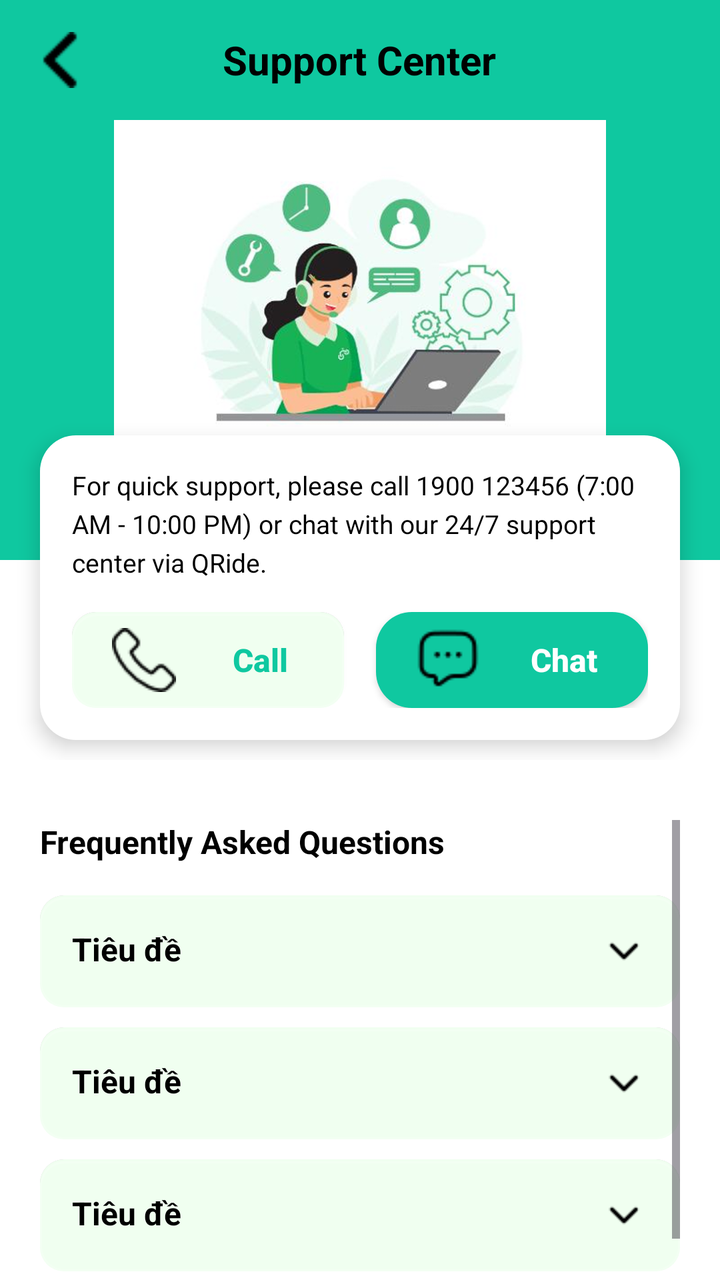
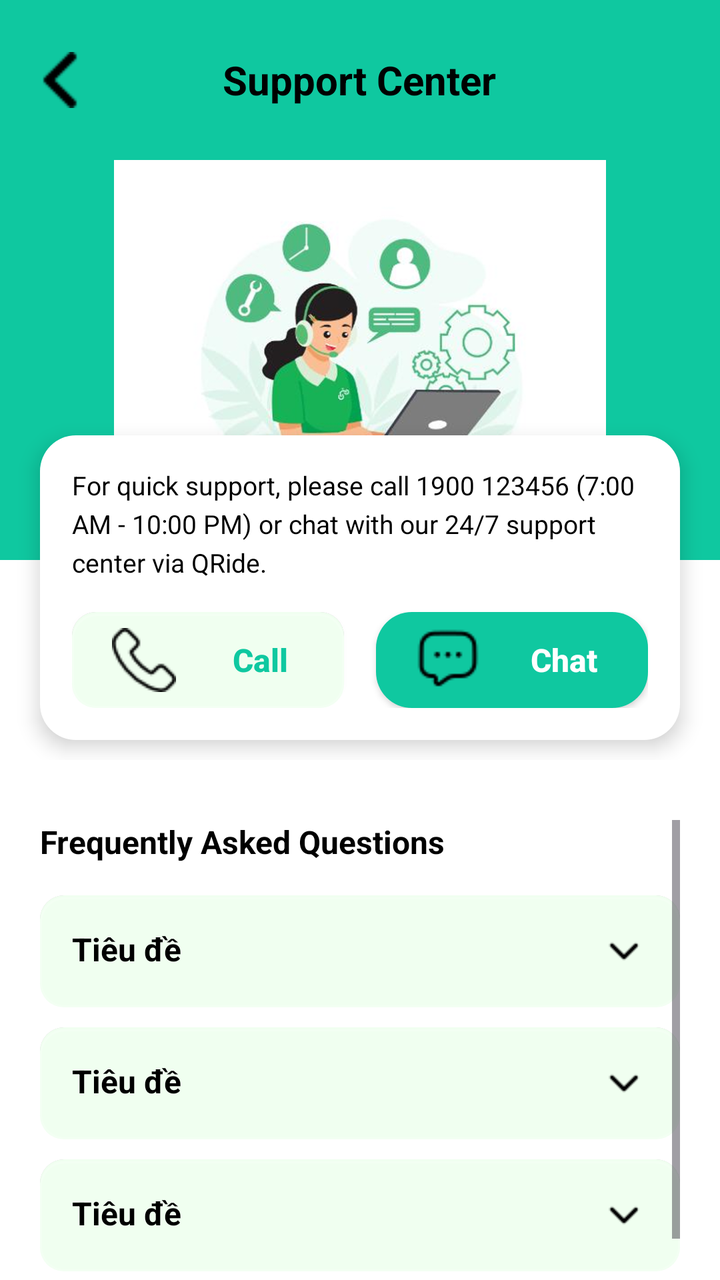

Two renders of the same Android screen: before a commit and after it. Below are the layout's source before the change and the commit's diff.
<!-- AndroidManifest.xml: application theme Theme.Qride -->
<!-- res/layout/activity_support_center.xml -->
<?xml version="1.0" encoding="utf-8"?>
<LinearLayout xmlns:android="http://schemas.android.com/apk/res/android"
    xmlns:app="http://schemas.android.com/apk/res-auto"
    android:layout_width="match_parent"
    android:layout_height="match_parent"
    android:background="@color/white"
    android:orientation="vertical">

    <FrameLayout
        android:layout_width="match_parent"
        android:layout_height="380dp">

        <View
            android:layout_width="match_parent"
            android:layout_height="280dp"
            android:background="@color/xanhNgoc" />

        <LinearLayout
            android:layout_width="match_parent"
            android:layout_height="wrap_content"
            android:orientation="vertical">

            <RelativeLayout
                android:layout_width="match_parent"
                android:layout_height="60dp"
                android:paddingHorizontal="16dp">

                <ImageView
                    android:id="@+id/btnBack"
                    android:layout_width="28dp"
                    android:layout_height="28dp"
                    android:layout_centerVertical="true"
                    android:src="@drawable/ic_arrow_back"
                    app:tint="@color/black" />

                <TextView
                    android:layout_width="wrap_content"
                    android:layout_height="wrap_content"
                    android:layout_centerInParent="true"
                    android:text="@string/titTrungTamhotro"
                    android:textColor="@color/black"
                    android:textSize="20sp"
                    android:textStyle="bold" />
            </RelativeLayout>

            <ImageView
                android:layout_width="match_parent"
                android:layout_height="180dp"
                android:scaleType="fitCenter"
                android:src="@drawable/img_support" />
        </LinearLayout>

        <LinearLayout
            android:layout_width="match_parent"
            android:layout_height="wrap_content"
            android:layout_gravity="bottom"
            android:layout_marginHorizontal="20dp"
            android:layout_marginBottom="10dp"
            android:background="@drawable/bg_dialog_rounded"
            android:elevation="6dp"
            android:orientation="vertical"
            android:padding="16dp">

            <TextView
                android:layout_width="match_parent"
                android:layout_height="wrap_content"
                android:lineSpacingExtra="4dp"
                android:text="@string/support1"
                android:textColor="@color/black"
                android:textSize="13sp" />

            <LinearLayout
                android:layout_width="match_parent"
                android:layout_height="48dp"
                android:layout_marginTop="16dp"
                android:orientation="horizontal">

                <androidx.appcompat.widget.AppCompatButton
                    android:id="@+id/btnCall"
                    android:layout_width="0dp"
                    android:layout_height="match_parent"
                    android:layout_marginEnd="8dp"
                    android:layout_weight="1"
                    android:background="@drawable/btn_outline_green"
                    android:drawableStart="@drawable/ic_call"
                    android:paddingStart="20dp"
                    android:text="@string/call"
                    android:textAllCaps="false"
                    android:textColor="@color/xanhNgoc"
                    android:textSize="16sp"
                    android:textStyle="bold" />

                <androidx.appcompat.widget.AppCompatButton
                    android:id="@+id/btnChat"
                    android:layout_width="0dp"
                    android:layout_height="match_parent"
                    android:layout_marginStart="8dp"
                    android:layout_weight="1"
                    android:background="@drawable/bg_btn_green"
                    android:drawableStart="@drawable/ic_chat"
                    android:paddingStart="20dp"
                    android:text="@string/chat"
                    android:textAllCaps="false"
                    android:textColor="@color/white"
                    android:textSize="16sp"
                    android:textStyle="bold" />
            </LinearLayout>
        </LinearLayout>
    </FrameLayout>

    <ScrollView
        android:layout_width="match_parent"
        android:layout_height="match_parent"
        android:clipToPadding="false"
        android:paddingHorizontal="20dp"
        android:paddingTop="30dp">

        <LinearLayout
            android:layout_width="match_parent"
            android:layout_height="wrap_content"
            android:orientation="vertical"
            android:paddingBottom="20dp">

            <TextView
                android:layout_width="wrap_content"
                android:layout_height="wrap_content"
                android:layout_marginBottom="16dp"
                android:text="@string/cauhoithuonggap"
                android:textColor="@color/black"
                android:textSize="16sp"
                android:textStyle="bold" />

            <include
                android:id="@+id/faqBike"
                layout="@layout/item_faq"
                android:layout_width="match_parent"
                android:layout_height="wrap_content" />

            <include
                android:id="@+id/faqPayment"
                layout="@layout/item_faq"
                android:layout_width="match_parent"
                android:layout_height="wrap_content" />

            <include
                android:id="@+id/faqOther"
                layout="@layout/item_faq"
                android:layout_width="match_parent"
                android:layout_height="wrap_content" />

        </LinearLayout>
    </ScrollView>

</LinearLayout>
<!-- res/layout/item_faq.xml (included above) -->
<?xml version="1.0" encoding="utf-8"?>
<LinearLayout xmlns:android="http://schemas.android.com/apk/res/android"
    android:layout_width="match_parent"
    android:layout_height="wrap_content"
    android:layout_marginBottom="12dp"
    android:orientation="vertical">

    <RelativeLayout
        android:id="@+id/layoutHeader"
        android:layout_width="match_parent"
        android:layout_height="wrap_content"
        android:layout_marginBottom="10dp"
        android:background="@drawable/btn_outline_green"
        android:padding="16dp">

        <TextView
            android:id="@+id/tvTitle"
            android:layout_width="wrap_content"
            android:layout_height="wrap_content"
            android:text="Tiêu đề"
            android:textColor="@color/black"
            android:textStyle="bold"
            android:textSize="16sp" />

        <ImageView
            android:id="@+id/imgArrow"
            android:layout_width="24dp"
            android:layout_height="24dp"
            android:layout_alignParentEnd="true"
            android:src="@drawable/ic_arrow_down" />
    </RelativeLayout>

    <LinearLayout
        android:id="@+id/layoutContent"
        android:layout_width="match_parent"
        android:layout_height="wrap_content"
        android:orientation="vertical"
        android:visibility="gone">
    </LinearLayout>

</LinearLayout>
<!-- resources referenced by this layout -->
<resources>
  <color name="black">#FF000000</color>
  <color name="white">#FFFFFFFF</color>
  <color name="xanhNgoc">#0FC8A0</color>
  <!-- drawable bg_btn_green (drawable) -->
  <?xml version="1.0" encoding="utf-8"?>
  <shape xmlns:android="http://schemas.android.com/apk/res/android"
      android:shape="rectangle">
      <solid android:color="@color/xanhNgoc"/>
      <corners android:radius="18dp"/>
  </shape>
  <!-- drawable bg_dialog_rounded (drawable) -->
  <?xml version="1.0" encoding="utf-8"?>
  <shape xmlns:android="http://schemas.android.com/apk/res/android">
      <solid android:color="@color/white" />
      <corners android:radius="18dp" /> </shape>
  <!-- drawable btn_outline_green (drawable) -->
  <layer-list xmlns:android="http://schemas.android.com/apk/res/android">
  
      
      <item android:bottom="4dp">
          <shape>
              <corners android:radius="12dp" />
              <solid android:color="#22000000" />
          </shape>
      </item>
  
      
      <item android:bottom="2dp">
          <shape>
              <corners android:radius="12dp" />
              <solid android:color="#11000000" />
          </shape>
      </item>
  
      
      <item>
          <shape>
              <corners android:radius="12dp" />
              <solid android:color="@color/xanhButtonBack" />
          </shape>
      </item>
  
      
      <item android:top="1dp">
          <shape>
              <corners android:radius="12dp" />
              <stroke
                  android:width="1dp"
                  android:color="#33FFFFFF" /> 
          </shape>
      </item>
  
  </layer-list>
  <!-- drawable ic_arrow_back: png bitmap (drawable, 314 bytes) -->
  <!-- drawable ic_arrow_down: png bitmap (drawable, 284 bytes) -->
  <!-- drawable ic_call: png bitmap (drawable, 836 bytes) -->
  <!-- drawable ic_chat: png bitmap (drawable, 697 bytes) -->
  <!-- drawable img_support: png bitmap (drawable, 275636 bytes) -->
  <string name="call">Call</string>
  <string name="cauhoithuonggap">Frequently Asked Questions</string>
  <string name="chat">Chat</string>
  <string name="support1">For quick support, please call 1900 123456 (7:00 AM - 10:00 PM) or chat with our 24/7 support center via QRide.</string>
  <string name="titTrungTamhotro">Support Center</string>
  <style name="Theme.Qride" parent="Base.Theme.Qride" />
  <color name="xanhButtonBack">#F0FFF0</color>
  <style name="Base.Theme.Qride" parent="Theme.Material3.DayNight.NoActionBar">
          
          
      </style>
</resources>

<!-- the commit's change to res/layout/activity_support_center.xml (unified diff, before → after) -->
@@ -22,7 +22,7 @@
 
             <RelativeLayout
                 android:layout_width="match_parent"
-                android:layout_height="60dp"
+                android:layout_height="80dp"
                 android:paddingHorizontal="16dp">
 
                 <ImageView
